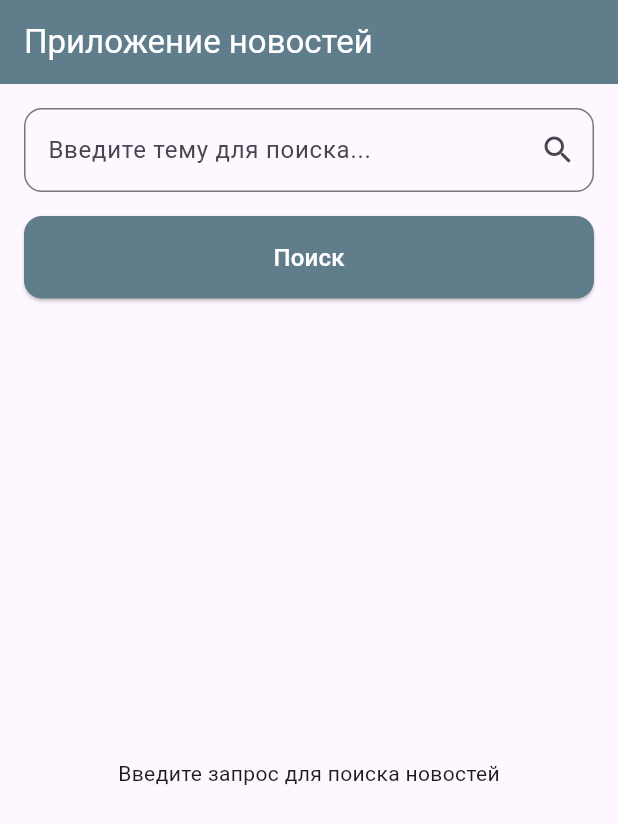
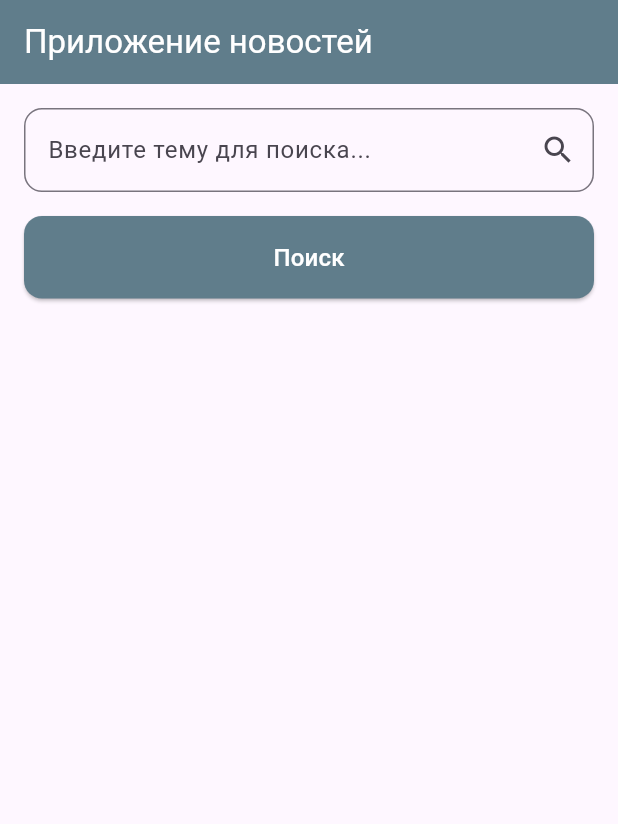
Before and after one commit to Bermud10/news_app, a Flutter app: the screen it shows after launch, on a phone screen of 412 x 824 dp. Shown: the top 824 px of the screen. Run offline on Flutter 3.47's test engine with Material 3 defaults, Android fonts, the phone set to English and light mode, and no system bars.

Commit message:
вывод новостей из списка, без StreamBuilder

```diff
--- a/my_news/lib/screens/news_screen.dart
+++ b/my_news/lib/screens/news_screen.dart
@@ -18,11 +18,7 @@ class _NewsScreenState extends State<NewsScreen> {
   late StreamSubscription? subscription;
   bool _isLoading = false;
 
-  late List<News> listNews;
-
-  final StreamController<List<News>> newsController = StreamController<List<News>>();
-
-  Stream<List<News>> get newsStream => newsController.stream;
+  List<News> listNews = [];
 
   void _searchNews() async {
 
@@ -37,8 +33,7 @@ class _NewsScreenState extends State<NewsScreen> {
       subscription = _newsService.searchNews(_searchController.text).listen((data) {
 
         listNews = data;
-
-        newsController.add(listNews);
+        print("!!!!!! ${listNews}");
 
         setState(() {
           _isLoading = false;
@@ -109,45 +104,53 @@ class _NewsScreenState extends State<NewsScreen> {
 
             const SizedBox(height: 24),
 
-            // Результаты поиска
-            Expanded(
-              child: StreamBuilder<List<News>>(
-                  stream: newsStream,
-                  builder: (context, snapshot) {
+           Expanded(
+             child: ListView.builder(
+               itemCount: listNews.length,
+               itemBuilder: (context, i) {
+                 return NewsItem(news: listNews[i]);
+               }
+             ),
+           )
 
-                    if (_isLoading && !snapshot.hasData) {
-                      return Center(child: CircularProgressIndicator());
-                    }
-
-                    if (_searchController.text.isNotEmpty && snapshot.data!.isEmpty) {
-                      return Center(
-                        child: Text('Новостей не найдено'),
-                      );
-                    }
-
-                    if (snapshot.hasError) {
-                      return Center(
-                        child: Text('Ошибка: ${snapshot.error}'),
-                      );
-                    }
-
-                    if (!snapshot.hasData || snapshot.data!.isEmpty) {
-                      return const Center(
-                        child: Text('Введите запрос для поиска новостей'),
-                      );
-                    }
-
-                    final news = snapshot.data!;
-
-                    return ListView.builder(
-                      itemCount: news.length,
-                      itemBuilder: (context, i) {
-                        return NewsItem(news: news[i]);
-                      }
-                    );
-                  }
-              )
-            ),
+            // Expanded(
+            //   child: StreamBuilder<List<News>>(
+            //       stream: newsStream,
+            //       builder: (context, snapshot) {
+            //
+            //         if (_isLoading && !snapshot.hasData) {
+            //           return Center(child: CircularProgressIndicator());
+            //         }
+            //
+            //         if (_searchController.text.isNotEmpty && snapshot.data!.isEmpty) {
+            //           return Center(
+            //             child: Text('Новостей не найдено'),
+            //           );
+            //         }
+            //
+            //         if (snapshot.hasError) {
+            //           return Center(
+            //             child: Text('Ошибка: ${snapshot.error}'),
+            //           );
+            //         }
+            //
+            //         if (!snapshot.hasData || snapshot.data!.isEmpty) {
+            //           return const Center(
+            //             child: Text('Введите запрос для поиска новостей'),
+            //           );
+            //         }
+            //
+            //         final news = snapshot.data!;
+            //
+            //         return ListView.builder(
+            //           itemCount: news.length,
+            //           itemBuilder: (context, i) {
+            //             return NewsItem(news: news[i]);
+            //           }
+            //         );
+            //       }
+            //   )
+            // ),
           ],
         ),
       ),
```
